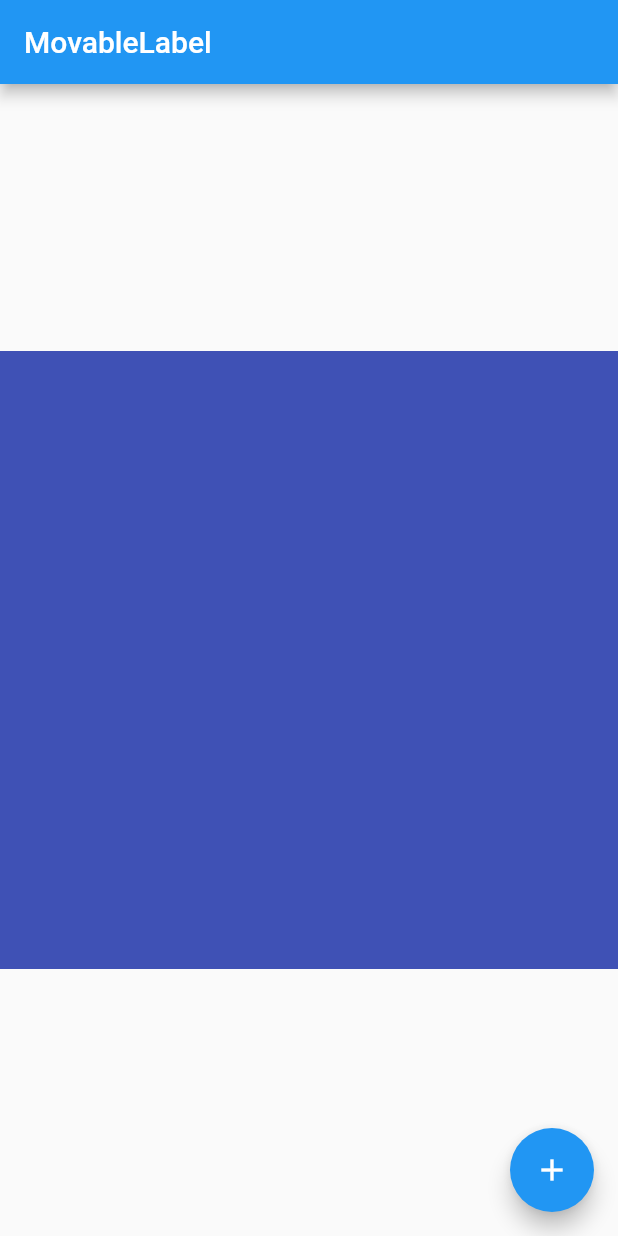
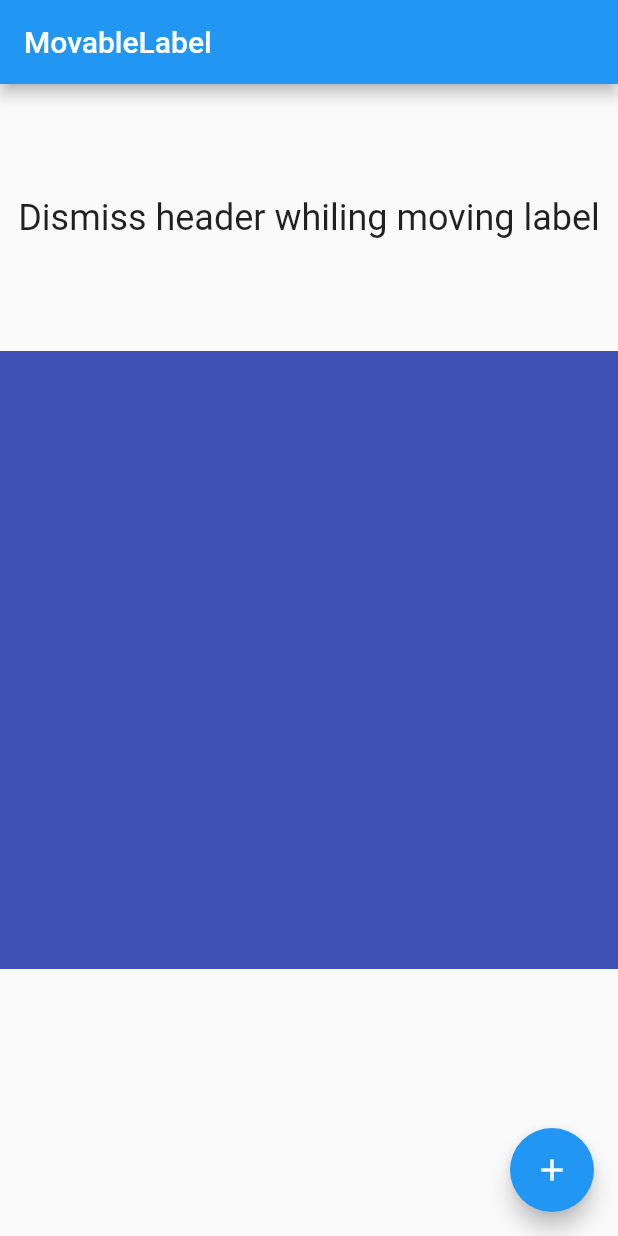
Before and after one commit to bruce3x/flutter_movable_label, a Flutter app: the screen it shows after launch, on a phone screen of 412 x 824 dp. Run offline on Flutter 3.47's test engine with Material 2 defaults, Android fonts, the light colour scheme and no system bars; our stand-ins replace copy_with_extension; missing offline and left inert: random_color.

Commit message:
feat: enhance move callback

```diff
--- /dev/null
+++ b/example/lib/colorful_label.dart
@@ -0,0 +1,50 @@
+import 'package:english_words/english_words.dart';
+import 'package:flutter/material.dart';
+import 'package:random_color/random_color.dart';
+
+@immutable
+class LabelCell {
+  static final randomColor = RandomColor();
+
+  final String text;
+  final Color color;
+
+  const LabelCell({@required this.text, @required this.color});
+
+  LabelCell.random()
+      : this(
+          text: generateWordPairs().first.asPascalCase,
+          color: randomColor.randomColor(),
+        );
+
+  @override
+  String toString() {
+    return "Label($text)";
+  }
+}
+
+class ColorfulLabel extends StatelessWidget {
+  final LabelCell data;
+
+  const ColorfulLabel({Key key, this.data}) : super(key: key);
+
+  @override
+  Widget build(BuildContext context) {
+    return DecoratedBox(
+      decoration: BoxDecoration(
+        color: data.color,
+        borderRadius: BorderRadius.all(Radius.circular(8)),
+      ),
+      child: Padding(
+        padding: const EdgeInsets.all(8.0),
+        child: Text(
+          data.text,
+          style: TextStyle(
+            fontSize: 16,
+            color: Colors.white,
+          ),
+        ),
+      ),
+    );
+  }
+}
--- a/example/lib/main.dart
+++ b/example/lib/main.dart
@@ -1,7 +1,6 @@
 import 'package:flutter/material.dart';
 import 'package:flutter_movable_label/flutter_movable_label.dart';
-import 'package:random_color/random_color.dart';
-import 'package:english_words/english_words.dart';
+import 'package:movable_label_example/colorful_label.dart';
 import 'package:uuid/uuid.dart';
 
 void main() {
@@ -9,7 +8,6 @@ void main() {
 }
 
 class MyApp extends StatelessWidget {
-  // This widget is the root of your application.
   @override
   Widget build(BuildContext context) {
     return MaterialApp(
@@ -23,55 +21,77 @@ class MyApp extends StatelessWidget {
   }
 }
 
-class LabelCell {
-  final String text;
-  final Color color;
-
-  LabelCell({@required this.text, @required this.color});
-
-  @override
-  String toString() {
-    return "Label($text)";
-  }
-}
-
-class ColorfulLabel extends StatelessWidget {
-  final LabelCell data;
-
-  const ColorfulLabel({Key key, this.data}) : super(key: key);
-
-  @override
-  Widget build(BuildContext context) {
-    return DecoratedBox(
-      decoration: BoxDecoration(
-        color: data.color,
-        borderRadius: BorderRadius.all(Radius.circular(8)),
-      ),
-      child: Padding(
-        padding: const EdgeInsets.all(24.0),
-        child: Text(
-          data.text,
-          style: TextStyle(
-            fontSize: 16,
-            color: Colors.white,
-          ),
-        ),
-      ),
-    );
-  }
-}
-
 class MyHomePage extends StatefulWidget {
   @override
   _MyHomePageState createState() => _MyHomePageState();
 }
 
 class _MyHomePageState extends State<MyHomePage> {
-  RandomColor randomColor = RandomColor();
-
   LabelController<LabelCell> labelController = LabelController();
 
-  LabelWidgetBuilder<LabelCell> labelBuilder = (context, data) => ColorfulLabel(data: data);
+  bool moving = false;
+  bool deleteAvailable = false;
+
+  Widget _header() {
+    return Offstage(
+      offstage: moving,
+      child: Center(
+        child: Text(
+          'Dismiss header whiling moving label',
+          style: Theme.of(context).textTheme.headline5,
+        ),
+      ),
+    );
+  }
+
+  Widget _deleteArea() {
+    return Offstage(
+      offstage: !moving,
+      child: Center(
+        child: Padding(
+          padding: const EdgeInsets.all(16.0),
+          child: Text(
+            'Move label here to delete.',
+            style: Theme.of(context).textTheme.subtitle1.copyWith(color: deleteAvailable ? Colors.redAccent : null),
+          ),
+        ),
+      ),
+    );
+  }
+
+  Widget _labels() {
+    return Container(
+      color: Colors.indigo,
+      child: MovableLabel<LabelCell>(
+        controller: labelController,
+        builder: (_, data) => ColorfulLabel(data: data),
+        onMoveStart: (label) {
+          moving = true;
+          setState(() {});
+        },
+        onMoveUpdate: (state, box) {
+          deleteAvailable = state.translation.dy > box.height / 2;
+          setState(() {});
+
+          return LabelState(
+            translation: Offset(
+              state.translation.dx.clamp(-box.width / 2, box.width / 2),
+              state.translation.dy.clamp(-box.height / 2, double.infinity),
+            ),
+            scale: state.scale.clamp(0.2, 3.0),
+            rotation: (state.rotation + 360) % 360,
+          );
+        },
+        onMoveEnd: (label) {
+          if (deleteAvailable) labelController.remove(label);
+
+          deleteAvailable = false;
+          moving = false;
+          setState(() {});
+        },
+      ),
+    );
+  }
 
   @override
   Widget build(BuildContext context) {
@@ -79,24 +99,26 @@ class _MyHomePageState extends State<MyHomePage> {
       appBar: AppBar(
         title: Text('MovableLabel'),
       ),
-      body: Center(
-        child: AspectRatio(
+      body: Column(
+        // layout children reverse, make sure MovableLabel is above of DeleteArea
+        verticalDirection: VerticalDirection.up,
+        children: [
+          Expanded(child: _deleteArea()),
+          AspectRatio(
             aspectRatio: 1,
-          child: Container(
-            color: Colors.indigo,
-            child: MovableLabel<LabelCell>(
-              controller: labelController,
-              builder: labelBuilder,
+            child: _labels(),
           ),
+          Expanded(child: _header()),
+        ],
       ),
-        ),
-      ),
-      floatingActionButton: FloatingActionButton(
+      floatingActionButton: moving
+          ? null
+          : FloatingActionButton(
               onPressed: () {
                 labelController.add(
                   LabelValue(
                     id: Uuid().v4(),
-              data: randomCell(),
+                    data: LabelCell.random(),
                   ),
                 );
               },
@@ -104,11 +126,4 @@ class _MyHomePageState extends State<MyHomePage> {
             ),
     );
   }
-
-  LabelCell randomCell() {
-    return LabelCell(
-      text: generateWordPairs().first.asPascalCase,
-      color: randomColor.randomColor(),
-    );
 }
-}
--- a/lib/src/movable_label.dart
+++ b/lib/src/movable_label.dart
@@ -7,11 +7,26 @@ import 'package:flutter_movable_label/src/util.dart';
 
 typedef LabelWidgetBuilder<T> = Widget Function(BuildContext context, T data);
 
+typedef MoveLabelStartCallback<T> = void Function(LabelValue<T> label);
+typedef MoveLabelUpdateCallback = LabelState Function(LabelState state, Rect containerBox);
+typedef MoveLabelEndCallback<T> = void Function(LabelValue<T> label);
+
 class MovableLabel<T> extends StatefulWidget {
   final LabelController<T> controller;
   final LabelWidgetBuilder<T> builder;
 
-  MovableLabel({Key key, @required this.controller, @required this.builder}) : super(key: key) {
+  final MoveLabelStartCallback<T> onMoveStart;
+  final MoveLabelUpdateCallback onMoveUpdate;
+  final MoveLabelEndCallback<T> onMoveEnd;
+
+  MovableLabel({
+    Key key,
+    @required this.controller,
+    @required this.builder,
+    this.onMoveStart,
+    this.onMoveUpdate,
+    this.onMoveEnd,
+  }) : super(key: key) {
     assert(controller != null);
     assert(builder != null);
   }
@@ -21,25 +36,71 @@ class MovableLabel<T> extends StatefulWidget {
 }
 
 class _MovableLabelState<T> extends State<MovableLabel<T>> {
+  GlobalKey containerKey = GlobalKey();
   LabelValue<T> moving;
   LabelState initialState;
   Offset initialTouchPosition;
 
   int pointerCount = 0;
 
+  Widget _labels() {
+    return ClipRect(
+      child: ValueListenableBuilder<List<LabelValue<T>>>(
+        valueListenable: widget.controller,
+        builder: (_, value, child) {
+          return Stack(
+            children: value
+                .map(
+                  (label) => Listener(
+                    onPointerDown: (event) => startTouch(label),
+                    child: _LabelWidget(
+                      state: label.state,
+                      child: widget.builder(context, label.data),
+                    ),
+                  ),
+                )
+                .toList(),
+          );
+        },
+      ),
+    );
+  }
+
+  Widget _activeLabel() {
+    if (moving == null) return SizedBox.shrink();
+
+    return _LabelWidget(
+      state: moving.state,
+      child: widget.builder(context, moving.data),
+    );
+  }
+
   void startTouch(LabelValue<T> label) {
     if (moving != null) return;
     print('Touching ${label.data}');
     moving = label;
     widget.controller.remove(label);
+    widget.onMoveStart?.call(moving);
     setState(() {});
   }
 
   void finishTouch() {
     if (moving == null) return;
     widget.controller.add(moving);
+    widget.onMoveEnd?.call(moving);
     moving = null;
     setState(() {});
+  }
+
+  LabelState nextState(LabelState adjust) {
+    final state = initialState + adjust;
+    if (widget.onMoveUpdate == null) return state;
+
+    final box = containerKey.currentContext.findRenderObject() as RenderBox;
+    final translation = box.getTransformTo(null).getTranslation();
+    final rect = Rect.fromLTWH(translation.x, translation.y, box.size.width, box.size.height);
+
+    return widget.onMoveUpdate(initialState + adjust, rect);
   }
 
   @override
@@ -64,7 +125,7 @@ class _MovableLabelState<T> extends State<MovableLabel<T>> {
             rotation: rad2deg(details.rotation),
           );
 
-          moving = moving.copyWith(state: initialState + adjust);
+          moving = moving.copyWith(state: nextState(adjust));
           setState(() {});
         },
         onScaleEnd: (details) {
@@ -74,27 +135,12 @@ class _MovableLabelState<T> extends State<MovableLabel<T>> {
             print('Finish touch.. cleanup');
           }
         },
-        child: ClipRect(
-          child: ValueListenableBuilder<List<LabelValue<T>>>(
-            valueListenable: widget.controller,
-            builder: (_, value, child) {
-              List<LabelValue<T>> labels = List.of(value);
-              if (moving != null) labels.add(moving);
-              return Stack(
-                children: labels
-                    .map(
-                      (label) => Listener(
-                        onPointerDown: (event) => startTouch(label),
-                        child: _LabelWidget(
-                          state: label.state,
-                          child: widget.builder(context, label.data),
-                        ),
-                      ),
-                    )
-                    .toList(),
-              );
-            },
-          ),
+        child: Stack(
+          key: containerKey,
+          children: [
+            _labels(),
+            _activeLabel(),
+          ],
         ),
       ),
     );
@@ -106,6 +152,7 @@ class _LabelWidget extends StatelessWidget {
   final Widget child;
 
   const _LabelWidget({Key key, this.state = LabelState.zero, @required this.child}) : super(key: key);
+
   @override
   Widget build(BuildContext context) {
     return Align(
```
Lines whose indentation alone changed are shown as unchanged.
